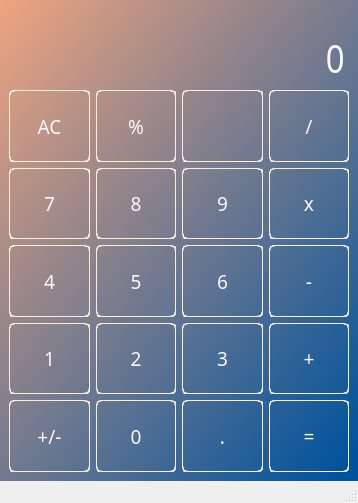
Above: mainwindow.ui from ShinyEagle77/QT.SimpleCalculator before the change. Below: the same form after it.
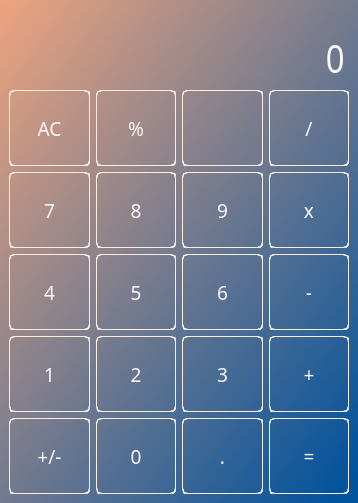
That is the form after the change. Icons and pictures are not drawn.

Diff of the .ui file:
```diff
--- a/mainwindow.ui
+++ b/mainwindow.ui
@@ -996,7 +996,6 @@
     </item>
    </layout>
   </widget>
-  <widget class="QStatusBar" name="statusBar"/>
   <action name="actionStyle_1">
    <property name="text">
     <string>Style 1</string>
```
